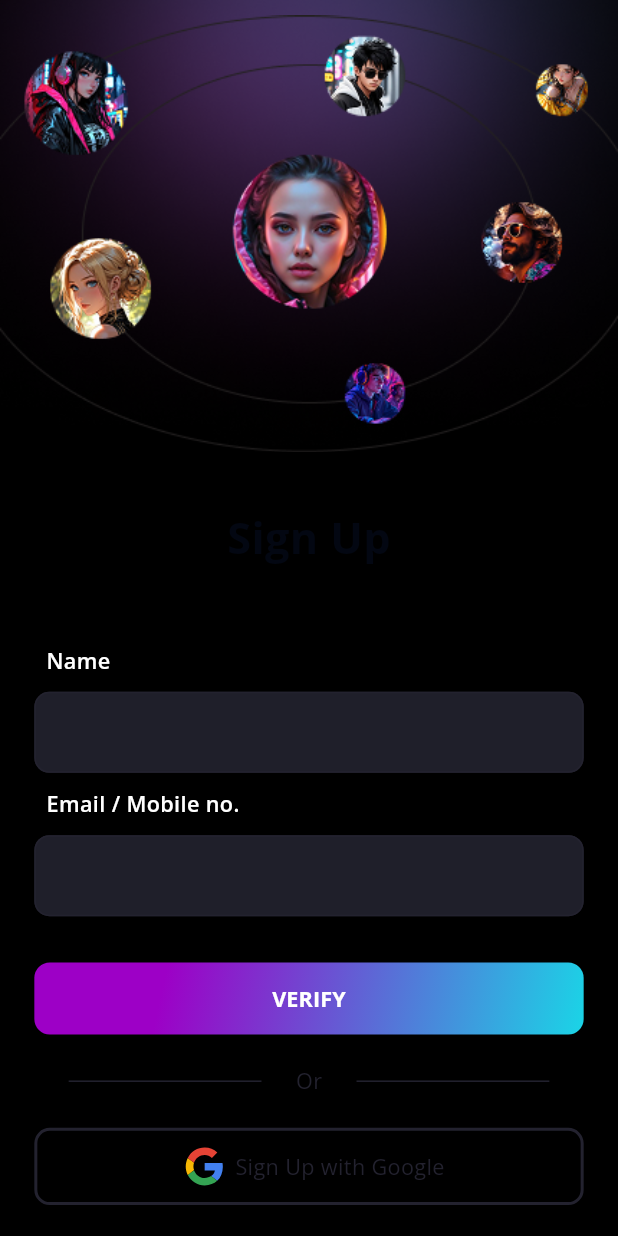
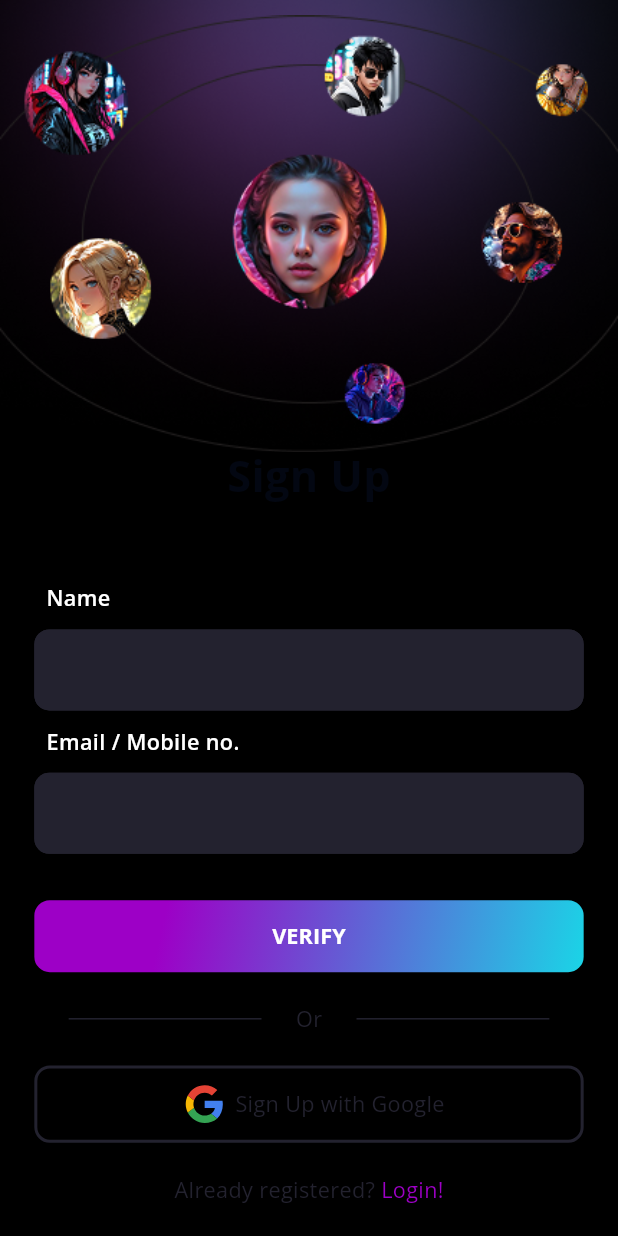
Before and after one commit to harshkapoor99/android, a Flutter app: the screen it shows after launch, on a phone screen of 412 x 824 dp. Run offline on Flutter 3.47's test engine with Material 3 defaults, Android fonts, the phone set to English and light mode, and no system bars; our stand-ins replace flutter_screenutil, flutter_svg, page_transition, pinput.

Commit message:
feat: otp screen

```diff
--- a/analysis_options.yaml
+++ b/analysis_options.yaml
@@ -5,12 +5,12 @@
 # IDEs (https://dart.dev/tools#ides-and-editors). The analyzer can also be
 # invoked from the command line by running `flutter analyze`.
 
+# The following line activates a set of recommended lints for Flutter apps,
+# packages, and plugins designed to encourage good coding practices.
 analyzer:
   errors:
     todo: ignore
     use_build_context_synchronously: ignore
-# The following line activates a set of recommended lints for Flutter apps,
-# packages, and plugins designed to encourage good coding practices.
 include: package:flutter_lints/flutter.yaml
 
 linter:
--- /dev/null
+++ b/lib/components/bluring_image_cluster.dart
@@ -0,0 +1,64 @@
+import 'dart:ui';
+
+import 'package:flutter/material.dart';
+import 'package:flutter_screenutil/flutter_screenutil.dart';
+
+class BluringImageCluster extends StatefulWidget {
+  const BluringImageCluster({super.key, required this.focusNodes});
+
+  final List<FocusNode> focusNodes;
+
+  @override
+  State<BluringImageCluster> createState() => _MyWidgetState();
+}
+
+class _MyWidgetState extends State<BluringImageCluster> {
+  double _blurValue = 0.0;
+
+  @override
+  void initState() {
+    super.initState();
+    for (var focusNode in widget.focusNodes) {
+      focusNode.addListener(_updateBlur);
+    }
+  }
+
+  void _updateBlur() {
+    setState(() {
+      _blurValue = widget.focusNodes.any((node) => node.hasFocus) ? 6.r : 0.0;
+    });
+  }
+
+  @override
+  void dispose() {
+    for (var focusNode in widget.focusNodes) {
+      focusNode.removeListener(_updateBlur);
+      focusNode.dispose();
+    }
+    super.dispose();
+  }
+
+  @override
+  Widget build(BuildContext context) {
+    return TweenAnimationBuilder<double>(
+      tween: Tween<double>(begin: 0.0, end: _blurValue),
+      duration: Duration(milliseconds: 300), // Adjust animation duration
+      builder: (context, blur, child) {
+        return ImageFiltered(
+          imageFilter: ImageFilter.blur(sigmaX: blur, sigmaY: blur),
+          child: child,
+        );
+      },
+      child: Padding(
+        padding: EdgeInsets.only(
+          top: MediaQuery.of(context).viewPadding.top + 10.h,
+        ),
+        child: Image.asset(
+          "assets/images/bg_img.png",
+          width: double.infinity,
+          fit: BoxFit.cover,
+        ),
+      ),
+    );
+  }
+}
--- a/lib/components/text_input_widget.dart
+++ b/lib/components/text_input_widget.dart
@@ -1,4 +1,5 @@
 import 'package:flutter/material.dart';
+import 'package:guftagu_mobile/utils/context_less_nav.dart';
 
 class TextInputWidget extends StatelessWidget {
   const TextInputWidget({
@@ -50,10 +51,10 @@ class TextInputWidget extends StatelessWidget {
       style: TextStyle(color: Colors.white),
       decoration: InputDecoration(
         filled: true,
-        fillColor: Color(0xff1F1F2A),
+        fillColor: context.colorExt.border,
         enabledBorder: OutlineInputBorder(
           borderRadius: BorderRadius.circular(10),
-          borderSide: BorderSide(color: Color(0xFF23222F)),
+          borderSide: BorderSide(color: context.colorExt.border),
         ),
       ),
     );
--- a/lib/routes.dart
+++ b/lib/routes.dart
@@ -1,6 +1,7 @@
 import 'package:flutter/widgets.dart';
 import 'package:guftagu_mobile/screens/auth/interest.dart';
 import 'package:guftagu_mobile/screens/auth/login.dart';
+import 'package:guftagu_mobile/screens/auth/otp.dart';
 import 'package:guftagu_mobile/screens/auth/signup.dart';
 import 'package:guftagu_mobile/screens/dashboard.dart';
 import 'package:guftagu_mobile/screens/splash.dart';
@@ -12,6 +13,7 @@ class Routes {
   static const splash = "/";
   static const signup = "/signup";
   static const login = "/login";
+  static const otp = "/otp";
   static const interest = "/interest";
   static const dashboard = "/dashboard";
   static const chat = "/chat";
@@ -26,6 +28,8 @@ class Routes {
         child = SignUpScreen();
       case Routes.login:
         child = LoginScreen();
+      case Routes.otp:
+        child = OtpScreen();
       case Routes.interest:
         child = InterestSeletion();
       case Routes.dashboard:
@@ -37,10 +41,11 @@ class Routes {
 
     return PageTransition(
       child: child,
-      type: PageTransitionType.fade,
+      type: PageTransitionType.theme,
+      alignment: Alignment.center,
       settings: settings,
-      duration: const Duration(milliseconds: 0),
-      reverseDuration: const Duration(milliseconds: 0),
+      duration: const Duration(milliseconds: 500),
+      reverseDuration: const Duration(milliseconds: 500),
     );
   }
 }
--- a/lib/screens/auth/signup.dart
+++ b/lib/screens/auth/signup.dart
@@ -1,11 +1,11 @@
-import 'dart:ui';
-
 import 'package:flutter/material.dart';
 import 'package:flutter_screenutil/flutter_screenutil.dart';
+import 'package:guftagu_mobile/components/bluring_image_cluster.dart';
 import 'package:guftagu_mobile/components/google_auth.dart';
 import 'package:guftagu_mobile/components/gradient_button.dart';
 import 'package:guftagu_mobile/components/text_input_widget.dart';
 import 'package:guftagu_mobile/configs/app_text_style.dart';
+import 'package:guftagu_mobile/routes.dart';
 import 'package:guftagu_mobile/utils/context_less_nav.dart';
 import 'package:guftagu_mobile/utils/entensions.dart';
 
@@ -17,31 +17,7 @@ class SignUpScreen extends StatefulWidget {
 }
 
 class _SignUpScreenState extends State<SignUpScreen> {
-  final List<FocusNode> _focusNodes = [FocusNode(), FocusNode()];
-  double _blurValue = 0.0;
-
-  @override
-  void initState() {
-    super.initState();
-    for (var focusNode in _focusNodes) {
-      focusNode.addListener(_updateBlur);
-    }
-  }
-
-  void _updateBlur() {
-    setState(() {
-      _blurValue = _focusNodes.any((node) => node.hasFocus) ? 6.r : 0.0;
-    });
-  }
-
-  @override
-  void dispose() {
-    for (var focusNode in _focusNodes) {
-      focusNode.removeListener(_updateBlur);
-      focusNode.dispose();
-    }
-    super.dispose();
-  }
+  final _focusNodes = [FocusNode(), FocusNode()];
 
   @override
   Widget build(BuildContext context) {
@@ -52,28 +28,7 @@ class _SignUpScreenState extends State<SignUpScreen> {
         child: Stack(
           children: [
             Image.asset("assets/images/bg_grad.png", width: double.infinity),
-            TweenAnimationBuilder<double>(
-              tween: Tween<double>(begin: 0.0, end: _blurValue),
-              duration: Duration(
-                milliseconds: 300,
-              ), // Adjust animation duration
-              builder: (context, blur, child) {
-                return ImageFiltered(
-                  imageFilter: ImageFilter.blur(sigmaX: blur, sigmaY: blur),
-                  child: child,
-                );
-              },
-              child: Padding(
-                padding: EdgeInsets.only(
-                  top: MediaQuery.of(context).viewPadding.top + 10.h,
-                ),
-                child: Image.asset(
-                  "assets/images/bg_img.png",
-                  width: double.infinity,
-                  fit: BoxFit.cover,
-                ),
-              ),
-            ),
+            BluringImageCluster(focusNodes: _focusNodes),
 
             Padding(
               padding: EdgeInsets.symmetric(horizontal: 20.w),
@@ -103,7 +58,10 @@ class _SignUpScreenState extends State<SignUpScreen> {
                   10.ph,
                   TextInputWidget(focusNode: _focusNodes[1]),
                   30.ph,
-                  GradientButton(title: "verify", onTap: () {}),
+                  GradientButton(
+                    title: "verify",
+                    onTap: () => context.nav.pushNamed(Routes.otp),
+                  ),
                   20.ph,
                   Align(
                     alignment: Alignment.center,
@@ -132,6 +90,27 @@ class _SignUpScreenState extends State<SignUpScreen> {
                   20.ph,
                   GoogleAuthButton(),
                   20.ph,
+                  Row(
+                    mainAxisAlignment: MainAxisAlignment.center,
+                    children: [
+                      Text(
+                        "Already registered? ",
+                        style: AppTextStyle(context).textSmall,
+                      ),
+                      GestureDetector(
+                        onTap:
+                            () =>
+                                context.nav.pushReplacementNamed(Routes.login),
+                        child: Text(
+                          "Login!",
+                          style: AppTextStyle(
+                            context,
+                          ).textSmall.copyWith(color: context.colorExt.primary),
+                        ),
+                      ),
+                    ],
+                  ),
+                  20.ph,
                 ],
               ),
             ),
--- a/pubspec.yaml
+++ b/pubspec.yaml
@@ -23,6 +23,7 @@ dev_dependencies:
     sdk: flutter
 
   flutter_lints: ^5.0.0
+
 flutter:
   uses-material-design: true
   assets:
```
Also changed, not shown: lib/components/back_button.dart (added, +26 -0 lines), lib/components/pin_put.dart (added, +121 -0 lines), lib/screens/auth/login.dart (+118 -0 lines), lib/screens/auth/otp.dart (added, +127 -0 lines).
